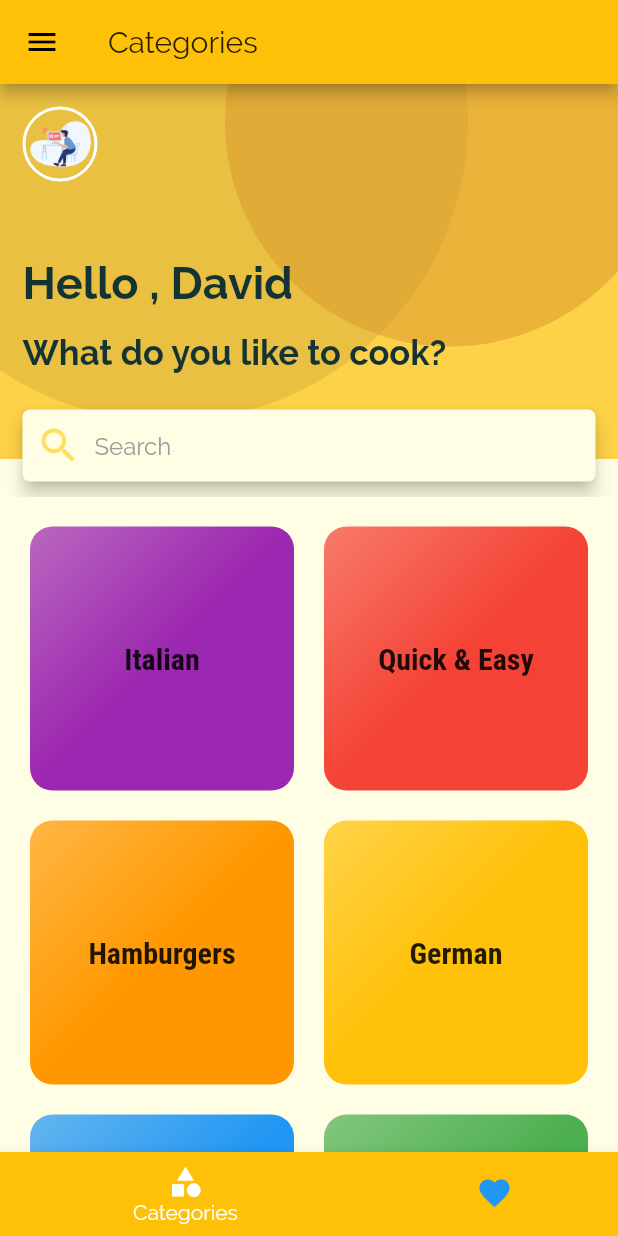
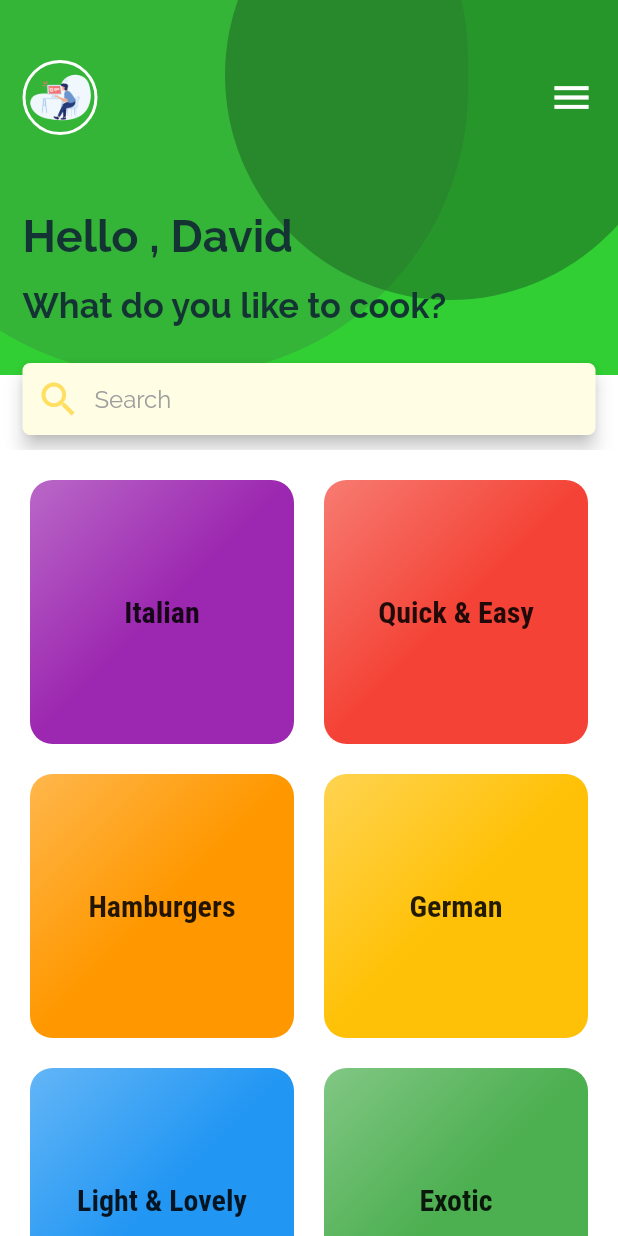
Before and after one commit to gstephin/flutterNavigation, a Flutter app: the screen it shows after launch, on a phone screen of 412 x 824 dp. Run offline on Flutter 3.47's test engine with Material 2 defaults, Android fonts, the phone set to English and light mode, and no system bars; our stand-ins replace cached_network_image.

Commit message:
Custom drawer added

```diff
--- a/lib/main.dart
+++ b/lib/main.dart
@@ -71,7 +71,7 @@ class _MyAppState extends State<MyApp> {
     return MaterialApp(
       title: 'Cook Book',
       theme: ThemeData(
-        primarySwatch: Colors.amber,
+        primarySwatch: Colors.green,
         accentColor: Colors.pink,
         canvasColor: Color.fromRGBO(255, 254, 229, 1),
         fontFamily: 'Raleway',
--- a/lib/screens/category_screen.dart
+++ b/lib/screens/category_screen.dart
@@ -1,8 +1,18 @@
-import 'package:daily_meals/model/dummy_data.dart';
-import 'package:daily_meals/widgets/category_item.dart';
+import '../util/kf_drawer.dart';
+import '../model/dummy_data.dart';
+import '../widgets/category_item.dart';
 import 'package:flutter/material.dart';
 
-class CategoryScreen extends StatelessWidget {
+class CategoryScreen extends KFDrawerContent {
+  CategoryScreen({
+    Key key,
+  });
+
+  @override
+  _CategoryScreenState createState() => _CategoryScreenState();
+}
+
+class _CategoryScreenState extends State<CategoryScreen> {
   int getColorHexFromStr(String colorStr) {
     colorStr = "FF" + colorStr;
     colorStr = colorStr.replaceAll("#", "");
@@ -35,7 +45,7 @@ class CategoryScreen extends StatelessWidget {
               Container(
                 height: 250.0,
                 width: double.infinity,
-                color: Color(getColorHexFromStr('#FDD148')),
+                color: Color(getColorHexFromStr('#31CF34')),
               ),
               Positioned(
                 bottom: 50.0,
@@ -44,8 +54,8 @@ class CategoryScreen extends StatelessWidget {
                   height: 400.0,
                   width: 400.0,
                   decoration: BoxDecoration(
-                      borderRadius: BorderRadius.circular(200.0),
-                      color: Color(getColorHexFromStr('#CAA739'))
+                      borderRadius: BorderRadius.circular(190.0),
+                      color: Color(getColorHexFromStr('#388e3c'))
                           .withOpacity(0.4)),
                 ),
               ),
@@ -57,13 +67,13 @@ class CategoryScreen extends StatelessWidget {
                     width: 300.0,
                     decoration: BoxDecoration(
                         borderRadius: BorderRadius.circular(150.0),
-                        color: Color(getColorHexFromStr('#DA962C'))
+                        color: Color(getColorHexFromStr('#1b5e20'))
                             .withOpacity(0.5))),
               ),
               Column(
                 crossAxisAlignment: CrossAxisAlignment.start,
                 children: <Widget>[
-                  SizedBox(height: 15.0),
+                  SizedBox(height: 40.0),
                   Row(
                     children: <Widget>[
                       SizedBox(width: 15.0),
@@ -79,20 +89,23 @@ class CategoryScreen extends StatelessWidget {
                                 width: 2.0),
                             image: DecorationImage(
                                 image:
-                                    AssetImage('assets/images/ic_empty.png'))),
+                                AssetImage('assets/images/ic_empty.png'))),
                       ),
                       SizedBox(
-                          width: MediaQuery.of(context).size.width - 120.0),
-                    /*  Container(
+                          width: MediaQuery
+                              .of(context)
+                              .size
+                              .width - 120.0),
+                      Container(
                         alignment: Alignment.topRight,
                         child: IconButton(
                           icon: Icon(Icons.menu),
-                          onPressed: () {},
+                          onPressed: widget.onMenuPressed,
                           color: Colors.white,
                           iconSize: 30.0,
                         ),
                       ),
-                      SizedBox(height: 15.0),*/
+                      SizedBox(height: 15.0),
                     ],
                   ),
                   SizedBox(height: 50.0),
@@ -130,11 +143,10 @@ class CategoryScreen extends StatelessWidget {
                                   color: Color(getColorHexFromStr('#FEDF62')),
                                   size: 30.0),
                               contentPadding:
-                                  EdgeInsets.only(left: 15.0, top: 15.0),
+                              EdgeInsets.only(left: 15.0, top: 15.0),
                               hintText: 'Search',
                               hintStyle: TextStyle(
-                                  color: Colors.grey,
-                                  fontFamily: 'Raleway'))),
+                                  color: Colors.grey, fontFamily: 'Raleway'))),
                     ),
                   ),
                   SizedBox(height: 10.0)
--- a/lib/screens/favorites_screen.dart
+++ b/lib/screens/favorites_screen.dart
@@ -1,22 +1,26 @@
-import 'package:daily_meals/widgets/meal_item.dart';
+import '../util/kf_drawer.dart';
+import '../widgets/meal_item.dart';
 import 'package:flutter/cupertino.dart';
 import 'package:flutter/material.dart';
 
 import '../model/meal_detail.dart';
 
-class FavoriteScreen extends StatelessWidget {
+class FavoriteScreen extends KFDrawerContent {
   final List<MealDetail> favoriteMeals;
 
   FavoriteScreen(this.favoriteMeals);
 
+  @override
+  _FavoriteScreenState createState() => _FavoriteScreenState();
+}
 
-
+class _FavoriteScreenState extends State<FavoriteScreen> {
   @override
   Widget build(BuildContext context) {
     return Column(
       mainAxisAlignment: MainAxisAlignment.center,
       children: <Widget>[
-        favoriteMeals.isEmpty
+        widget.favoriteMeals.isEmpty
             ? Center(
                 child:
                     Text('You have no favorites yet - start adding some!'),
@@ -24,9 +28,9 @@ class FavoriteScreen extends StatelessWidget {
             : Expanded(
               child: ListView.builder(
                   itemBuilder: (ctx, index) {
-                    return MealItem(favoriteMeals[index], () {});
+                    return MealItem(widget.favoriteMeals[index], () {});
                   },
-                  itemCount: favoriteMeals.length,
+                  itemCount: widget.favoriteMeals.length,
                 ),
             )
       ],
--- a/lib/screens/tabs_screen.dart
+++ b/lib/screens/tabs_screen.dart
@@ -1,8 +1,8 @@
+import 'package:daily_meals/util/kf_drawer.dart';
 import 'package:flutter/material.dart';
 
 import '../model/meal_detail.dart';
 import '../screens/category_screen.dart';
-import '../widgets/main_drawer.dart';
 import 'favorites_screen.dart';
 
 class TabScreen extends StatefulWidget {
@@ -14,8 +14,9 @@ class TabScreen extends StatefulWidget {
   _TabScreenState createState() => _TabScreenState();
 }
 
-class _TabScreenState extends State<TabScreen> {
+class _TabScreenState extends State<TabScreen> with TickerProviderStateMixin {
   List<Map<String, Object>> _pages;
+  KFDrawerController _drawerController;
 
   int _index = 0;
 
@@ -27,21 +28,39 @@ class _TabScreenState extends State<TabScreen> {
 
   @override
   void initState() {
-    _pages = [
+    super.initState();
+
+    /*  _pages = [
       {'page': CategoryScreen(), 'title': 'Categories'},
       {'page': FavoriteScreen(widget.favoriteMeals), 'title': 'Faavorites'}
-    ];
-    super.initState();
+    ];*/
+    _drawerController = KFDrawerController(
+      initialPage: CategoryScreen(),
+      items: [
+        KFDrawerItem.initWithPage(
+          text: Text('Categories', style: TextStyle(color: Colors.white)),
+          icon: Icon(Icons.category, color: Colors.white),
+          page: CategoryScreen(),
+        ),
+        KFDrawerItem.initWithPage(
+          text: Text(
+            'Favorites',
+            style: TextStyle(color: Colors.white),
+          ),
+          icon: Icon(Icons.favorite, color: Colors.white),
+          page: FavoriteScreen(widget.favoriteMeals),
+        ),
+      ],
+    );
   }
 
   @override
   Widget build(BuildContext context) {
-    return DefaultTabController(
-      length: 2,
-      child: Scaffold(
-          appBar: AppBar(title: Text(_pages[_index]['title'])),
-          drawer: MainDrawer(),
-          bottomNavigationBar: BottomNavigationBar(
+    return Scaffold(
+        //    appBar: AppBar(title: Text(_pages[_index]['title'])),
+
+        //drawer: MainDrawer(),
+        /*     bottomNavigationBar: BottomNavigationBar(
           currentIndex: _index,
           type: BottomNavigationBarType.shifting,
           onTap: _onSelectTab,
@@ -58,13 +77,47 @@ class _TabScreenState extends State<TabScreen> {
                 icon: Icon(Icons.favorite),
                 title: Text('Favorites')),
           ],
+        )*/
+        body: KFDrawer(
+      controller: _drawerController,
+      header: Align(
+        alignment: Alignment.centerLeft,
+        child: Container(
+          padding: EdgeInsets.symmetric(horizontal: 16.0),
+          width: MediaQuery.of(context).size.width * 0.6,
+          child: Image.asset(
+            'assets/images/ic_empty.png',
+            alignment: Alignment.centerLeft,
           ),
-          body: _pages[_index]['page']
+        ),
+      ),
+      footer: KFDrawerItem(
+        text: Text(
+          'SIGN IN',
+          style: TextStyle(color: Colors.white),
+        ),
+        icon: Icon(
+          Icons.input,
+          color: Colors.white,
+        ),
+        onPressed: () {},
+      ),
+      decoration: BoxDecoration(
+        gradient: LinearGradient(
+          begin: Alignment.topLeft,
+          end: Alignment.bottomRight,
+          colors: [
+            Color.fromRGBO(255, 255, 255, 1.0),
+            Color.fromRGBO(44, 72, 171, 1.0)
+          ],
+          tileMode: TileMode.repeated,
+        ),
+      ),
+    )
 
         /* TabBarView(
         children: <Widget>[CategoryScreen(), FavoriteScreen()],
       ),*/
-          ),
         );
   }
 }
--- /dev/null
+++ b/lib/util/kf_drawer.dart
@@ -0,0 +1,387 @@
+import 'package:flutter/material.dart';
+
+class KFDrawerController {
+  KFDrawerController({this.items, @required KFDrawerContent initialPage}) {
+    this.page = initialPage;
+  }
+
+  List<KFDrawerItem> items;
+  Function close;
+  Function open;
+  KFDrawerContent page;
+}
+
+class KFDrawerContent extends StatefulWidget {
+  Function onMenuPressed;
+
+  @override
+  State<StatefulWidget> createState() {
+    return null;
+  }
+}
+
+class KFDrawer extends StatefulWidget {
+  KFDrawer({
+    Key key,
+    this.header,
+    this.footer,
+    this.items,
+    this.controller,
+    this.decoration,
+    this.drawerWidth,
+    this.minScale,
+    this.borderRadius,
+    this.shadowBorderRadius,
+    this.shadowOffset,
+    this.scrollable,
+    this.menuPadding,
+    this.disableContentTap,
+  }) : super(key: key);
+
+  Widget header;
+  Widget footer;
+  BoxDecoration decoration;
+  List<KFDrawerItem> items;
+  KFDrawerController controller;
+  double drawerWidth;
+  double minScale;
+  double borderRadius;
+  double shadowBorderRadius;
+  double shadowOffset;
+  bool scrollable;
+  EdgeInsets menuPadding;
+  bool disableContentTap;
+
+  @override
+  _KFDrawerState createState() => _KFDrawerState();
+}
+
+class _KFDrawerState extends State<KFDrawer> with TickerProviderStateMixin {
+  bool _menuOpened = false;
+  bool _isDraggingMenu = false;
+
+  double _drawerWidth = 0.66;
+  double _minScale = 0.86;
+  double _borderRadius = 32.0;
+  double _shadowBorderRadius = 44.0;
+  double _shadowOffset = 16.0;
+  bool _scrollable = false;
+  bool _disableContentTap = true;
+
+  Animation<double> animation, scaleAnimation;
+  Animation<BorderRadius> radiusAnimation;
+  AnimationController animationController;
+
+  _open() {
+    animationController.forward();
+    setState(() {
+      _menuOpened = true;
+    });
+  }
+
+  _close() {
+    animationController.reverse();
+    setState(() {
+      _menuOpened = false;
+    });
+  }
+
+  _onMenuPressed() {
+    _menuOpened ? _close() : _open();
+  }
+
+  _finishDrawerAnimation() {
+    if (_isDraggingMenu) {
+      var opened = false;
+      setState(() {
+        _isDraggingMenu = false;
+      });
+      if (animationController.value >= 0.4) {
+        animationController.forward();
+        opened = true;
+      } else {
+        animationController.reverse();
+      }
+      setState(() {
+        _menuOpened = opened;
+      });
+    }
+  }
+
+  List<KFDrawerItem> _getDrawerItems() {
+    if (widget.controller.items != null) {
+      return widget.controller.items.map((KFDrawerItem item) {
+        if (item.onPressed == null) {
+          item.onPressed = () {
+            widget.controller.page = item.page;
+            widget.controller.close();
+          };
+        }
+        item.page.onMenuPressed = _onMenuPressed;
+        return item;
+      }).toList();
+    }
+    return widget.items;
+  }
+
+  @override
+  void initState() {
+    super.initState();
+    if (widget.minScale != null) {
+      _minScale = widget.minScale;
+    }
+    if (widget.borderRadius != null) {
+      _borderRadius = widget.borderRadius;
+    }
+    if (widget.shadowOffset != null) {
+      _shadowOffset = widget.shadowOffset;
+    }
+    if (widget.shadowBorderRadius != null) {
+      _shadowBorderRadius = widget.shadowBorderRadius;
+    }
+    if (widget.drawerWidth != null) {
+      _drawerWidth = widget.drawerWidth;
+    }
+    if (widget.scrollable != null) {
+      _scrollable = widget.scrollable;
+    }
+    if (widget.disableContentTap != null) {
+      _disableContentTap = widget.disableContentTap;
+    }
+    animationController = AnimationController(duration: const Duration(milliseconds: 300), vsync: this);
+    animation = Tween<double>(begin: 0.0, end: 1.0).animate(animationController)
+      ..addListener(() {
+        setState(() {
+          // The state that has changed here is the animation object’s value.
+        });
+      });
+
+    scaleAnimation = Tween<double>(begin: 1.0, end: _minScale).animate(animationController);
+    radiusAnimation = BorderRadiusTween(begin: BorderRadius.circular(0.0), end: BorderRadius.circular(_borderRadius))
+        .animate(CurvedAnimation(parent: animationController, curve: Curves.ease));
+  }
+
+  @override
+  Widget build(BuildContext context) {
+    widget.controller.page.onMenuPressed = _onMenuPressed;
+    widget.controller.close = _close;
+    widget.controller.open = _open;
+
+    return Listener(
+      onPointerDown: (PointerDownEvent event) {
+        if (_disableContentTap) {
+          if (_menuOpened && event.position.dx / MediaQuery
+              .of(context)
+              .size
+              .width >= _drawerWidth) {
+            _close();
+          } else {
+            setState(() {
+              _isDraggingMenu = (!_menuOpened && event.position.dx <= 8.0);
+            });
+          }
+        } else {
+          setState(() {
+            _isDraggingMenu = (_menuOpened && event.position.dx / MediaQuery
+                .of(context)
+                .size
+                .width >= _drawerWidth) || (!_menuOpened && event.position.dx <= 8.0);
+          });
+        }
+      },
+      onPointerMove: (PointerMoveEvent event) {
+        if (_isDraggingMenu) {
+          animationController.value = event.position.dx / MediaQuery
+              .of(context)
+              .size
+              .width;
+        }
+      },
+      onPointerUp: (PointerUpEvent event) {
+        _finishDrawerAnimation();
+      },
+      onPointerCancel: (PointerCancelEvent event) {
+        _finishDrawerAnimation();
+      },
+      child: Stack(
+        children: <Widget>[
+          _KFDrawer(
+            padding: widget.menuPadding,
+            scrollable: _scrollable,
+            animationController: animationController,
+            header: widget.header,
+            footer: widget.footer,
+            items: _getDrawerItems(),
+            decoration: widget.decoration,
+          ),
+          Transform.scale(
+            scale: scaleAnimation.value,
+            child: Transform.translate(
+              offset: Offset((MediaQuery
+                  .of(context)
+                  .size
+                  .width * _drawerWidth) * animation.value, 0.0),
+              child: AbsorbPointer(
+                absorbing: _menuOpened && _disableContentTap,
+                child: Stack(
+                  children: <Widget>[
+                    Column(
+                      children: <Widget>[
+                        Expanded(
+                          child: Container(
+                            padding: EdgeInsets.symmetric(vertical: 32.0),
+                            child: ClipRRect(
+                              borderRadius: BorderRadius.all(Radius.circular(_shadowBorderRadius)),
+                              child: Container(
+                                color: Colors.white.withAlpha(128),
+                              ),
+                            ),
+                          ),
+                        ),
+                      ],
+                    ),
+                    Padding(
+                      padding: EdgeInsets.only(left: animation.value * _shadowOffset),
+                      child: ClipRRect(
+                        borderRadius: radiusAnimation.value,
+                        child: Container(
+                          color: Colors.white,
+                          child: widget.controller.page,
+                        ),
+                      ),
+                    ),
+                  ],
+                ),
+              ),
+            ),
+          ),
+        ],
+      ),
+    );
+  }
+
+  @override
+  void dispose() {
+    animationController.dispose();
+    super.dispose();
+  }
+}
+
+class _KFDrawer extends StatefulWidget {
+  _KFDrawer({
+    Key key,
+    this.animationController,
+    this.header,
+    this.footer,
+    this.items,
+    this.decoration,
+    this.scrollable,
+    this.padding,
+  });
+
+  Widget header;
+  Widget footer;
+  List<KFDrawerItem> items;
+  BoxDecoration decoration;
+  bool scrollable;
+  EdgeInsets padding;
+
+  Animation<double> animationController;
+
+  @override
+  __KFDrawerState createState() => __KFDrawerState();
+}
+
+class __KFDrawerState extends State<_KFDrawer> {
+
+  var _padding = EdgeInsets.symmetric(vertical: 64.0);
+
+  Widget _getMenu() {
+    if (widget.scrollable) {
+      return ListView(
+        children: [
+          Container(
+            child: widget.header,
+          ),
+          Column(
+            mainAxisAlignment: MainAxisAlignment.center,
+            children: widget.items,
+          ),
+          widget.footer,
+        ],
+      );
+    } else {
+      return Column(
+        children: [
+          Container(
+            child: widget.header,
+          ),
+          Expanded(
+            child: Column(
+              mainAxisAlignment: MainAxisAlignment.center,
+              children: widget.items,
+            ),
+          ),
+          widget.footer,
+        ],
+      );
+    }
+  }
+
+  @override
+  void initState() {
+    super.initState();
+    if (widget.padding != null) {
+      _padding = widget.padding;
+    }
+  }
+
+  @override
+  Widget build(BuildContext context) {
+    return Container(
+      decoration: widget.decoration,
+      child: Padding(
+        padding: _padding,
+        child: _getMenu(),
+      ),
+    );
+  }
+}
+
+class KFDrawerItem extends StatelessWidget {
+  KFDrawerItem({this.onPressed, this.text, this.icon});
+
+  KFDrawerItem.initWithPage({this.onPressed, this.text, this.icon, this.alias, this.page});
+
+  Function onPressed;
+  Widget text;
+  Widget icon;
+
+  String alias;
+  KFDrawerContent page;
+
+  @override
+  Widget build(BuildContext context) {
+    return Container(
+      padding: EdgeInsets.symmetric(vertical: 2.0),
+      child: Material(
+        color: Colors.transparent,
+        child: InkWell(
+          onTap: onPressed,
+          child: Padding(
+            padding: EdgeInsets.symmetric(vertical: 8.0),
+            child: Row(
+              children: <Widget>[
+                Container(
+                  padding: EdgeInsets.only(left: 16.0, right: 8.0),
+                  child: icon,
+                ),
+                text,
+              ],
+            ),
+          ),
+        ),
+      ),
+    );
+  }
+}
```
Lines whose indentation alone changed are shown as unchanged.
